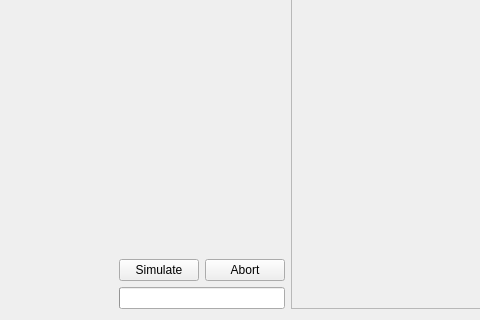
Qt form radtrack/ui/rbele.ui (aerosadegh/radtrack) before a commit; both pictures show x 0 to 480 and y 180 to 500 of the 1061 by 500 pixel window.
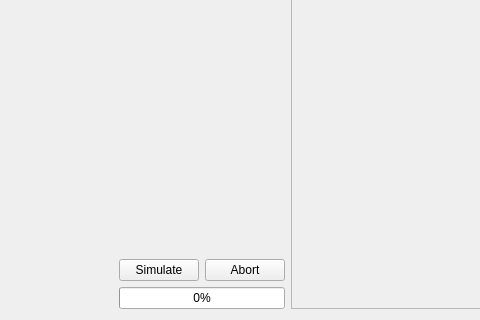
The same form after that commit.

Commit message:
RbEle progress bar fixes
Skip all elements named M0, M1, M2, etc. due to Elegant renaming magnets
this way. Show percentage next to progress bar so especially long
simulations have some feedback in the beginning. Edit rbele.ui file to
sync it with rbele.py changes.

Diff of the .ui file:
```diff
--- a/radtrack/ui/rbele.ui
+++ b/radtrack/ui/rbele.ui
@@ -175,7 +175,7 @@
           <number>0</number>
          </property>
          <property name="textVisible">
-          <bool>false</bool>
+          <bool>true</bool>
          </property>
          <property name="invertedAppearance">
           <bool>false</bool>
```
The commit also changes 2 other files.
